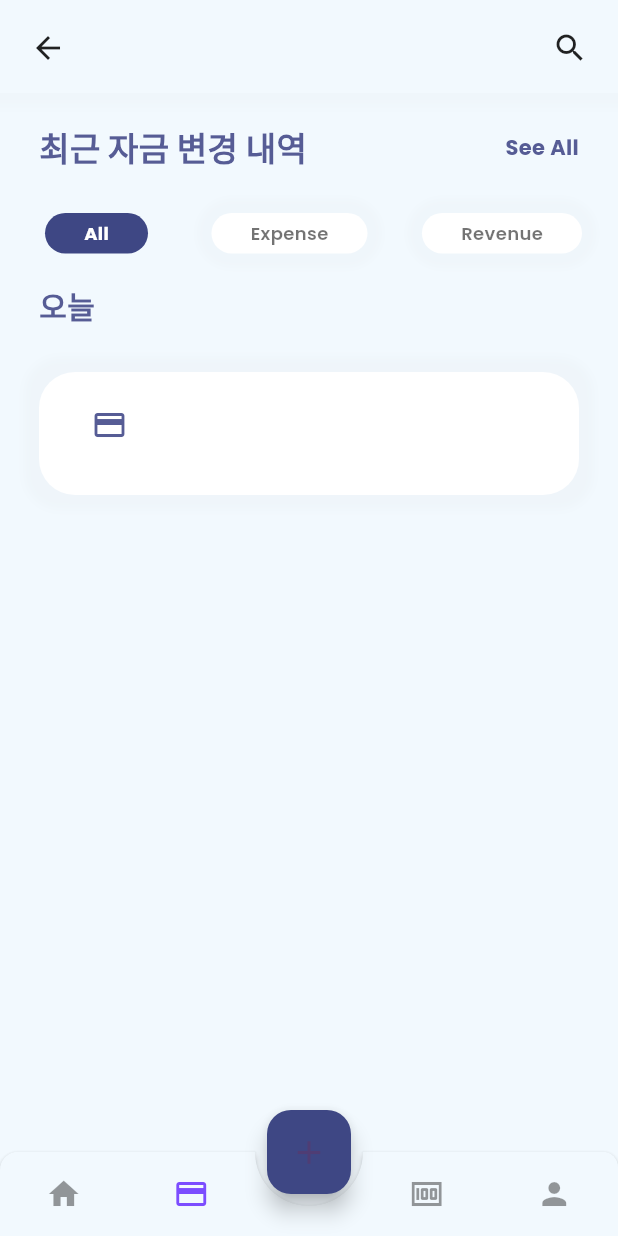
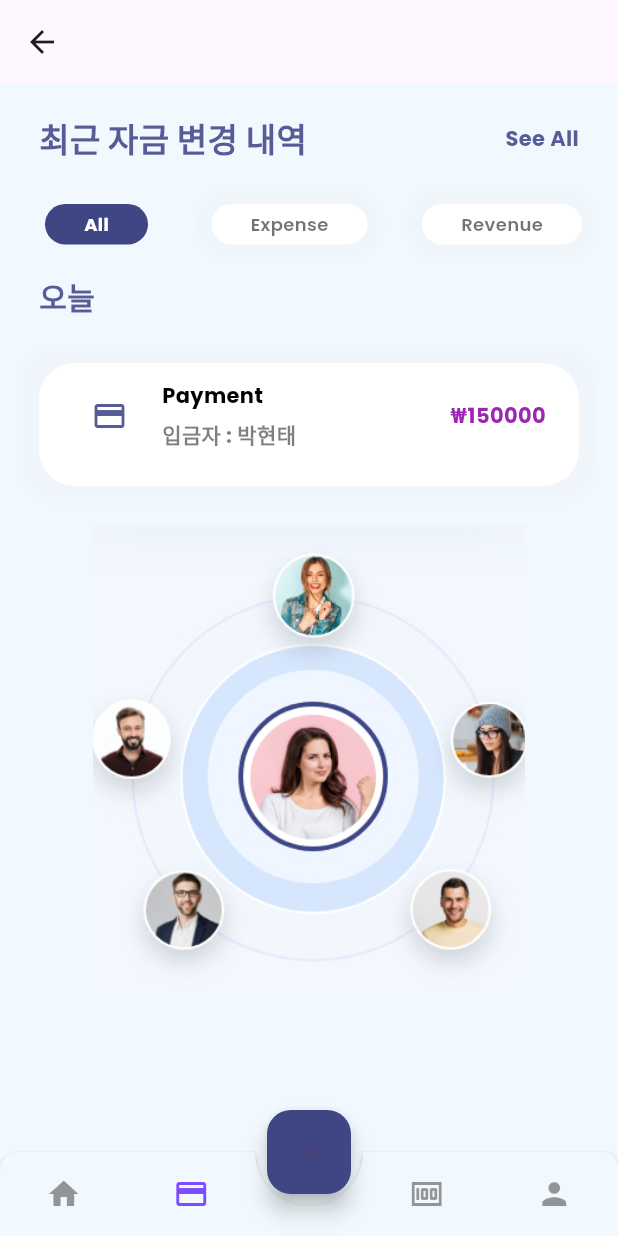
Before and after one commit to croppedeyebrow/flutter_finance_practice, a Flutter app: the HomeScreen screen opened directly, item 2 of the bottom bar chosen, on a phone screen of 412 x 824 dp. Run offline on Flutter 3.47's test engine with Material 3 defaults, Android fonts, the light colour scheme and no system bars; drawn by our look-alikes of animated_bottom_navigation_bar; our stand-ins replace google_fonts; missing offline and left inert: icon_badge.

Commit message:
클론 끝

```diff
--- a/lib/daily_screen.dart
+++ b/lib/daily_screen.dart
@@ -45,12 +45,12 @@ class _DailyScreenState extends State<DailyScreen> {
                   Column(
                     children: [
                       Container(
-                        height: 88,
-                        width: 88,
+                        height: 40,
+                        width: 40,
                         decoration: BoxDecoration(
                             shape: BoxShape.circle,
                             image: DecorationImage(
-                                image: AssetImage("assets/images/profile.jpg"),
+                                image: AssetImage("assets/images/logo.png"),
                                 fit: BoxFit.cover)),
                       ),
                       SizedBox(height: 20),
--- a/lib/home_screen.dart
+++ b/lib/home_screen.dart
@@ -2,6 +2,7 @@ import 'package:animated_bottom_navigation_bar/animated_bottom_navigation_bar.da
 import 'package:flutter/material.dart';
 import 'package:flutter_financeapp_ui_practice_1/colors.dart';
 import 'package:flutter_financeapp_ui_practice_1/daily_screen.dart';
+import 'package:flutter_financeapp_ui_practice_1/login_screen.dart';
 import 'package:flutter_financeapp_ui_practice_1/transaction_screen.dart';
 
 class HomeScreen extends StatefulWidget {
@@ -26,6 +27,25 @@ class _HomeScreenState extends State<HomeScreen> {
   Widget build(BuildContext context) {
     return Scaffold(
       backgroundColor: primary,
+      appBar: AppBar(
+        elevation: 0,
+        leading: Padding(
+          padding: const EdgeInsets.only(top: 4, left: 4, right: 4, bottom: 4),
+          child: Row(
+            children: [
+              IconButton(
+                icon: Icon(Icons.arrow_back),
+                onPressed: () {
+                  Navigator.push(
+                    context,
+                    MaterialPageRoute(builder: (context) => LoginScreen()),
+                  );
+                },
+              ),
+            ],
+          ),
+        ),
+      ),
       body: getBody(),
       bottomNavigationBar: getFooter(),
       floatingActionButton: SafeArea(
--- a/lib/login_screen.dart
+++ b/lib/login_screen.dart
@@ -34,7 +34,7 @@ class _LoginScreenState extends State<LoginScreen> {
             decoration: BoxDecoration(
                 shape: BoxShape.circle,
                 image: DecorationImage(
-                    image: AssetImage("assets/images/profile.jpg"),
+                    image: AssetImage("assets/images/money.jpg"),
                     fit: BoxFit.cover)),
           ),
           SizedBox(height: 112),
--- a/lib/transaction_screen.dart
+++ b/lib/transaction_screen.dart
@@ -1,5 +1,6 @@
 import 'package:flutter/material.dart';
 import 'package:flutter_financeapp_ui_practice_1/colors.dart';
+import 'package:flutter_financeapp_ui_practice_1/login_screen.dart';
 
 class TransactionScreen extends StatefulWidget {
   const TransactionScreen({super.key});
@@ -11,43 +12,15 @@ class TransactionScreen extends StatefulWidget {
 class _TransactionScreenState extends State<TransactionScreen> {
   @override
   Widget build(BuildContext context) {
-    return Scaffold(
-      backgroundColor: primary,
-      body: getBody(),
-    );
+    return Scaffold(backgroundColor: primary, body: getBody());
   }
 
   Widget getBody() {
+    var size = MediaQuery.of(context).size;
     return SafeArea(
         child: SingleChildScrollView(
       child: Column(
         children: [
-          Container(
-            decoration: BoxDecoration(
-              color: primary,
-              boxShadow: [
-                BoxShadow(
-                    color: grey.withOpacity(0.04),
-                    spreadRadius: 10,
-                    blurRadius: 4)
-              ],
-            ),
-            child: Padding(
-              padding:
-                  EdgeInsets.only(top: 20, left: 20, right: 20, bottom: 18),
-              child: Column(
-                children: [
-                  Row(
-                    mainAxisAlignment: MainAxisAlignment.spaceBetween,
-                    children: [
-                      Icon(Icons.arrow_back),
-                      Icon(Icons.search),
-                    ],
-                  )
-                ],
-              ),
-            ),
-          ),
           SizedBox(height: 20),
           Padding(
               padding: EdgeInsets.only(right: 26, left: 26, bottom: 22),
@@ -183,10 +156,70 @@ class _TransactionScreenState extends State<TransactionScreen> {
                                     color: mainFontColor,
                                   ),
                                 ),
-                              )
+                              ),
+                              SizedBox(width: 10),
+                              Expanded(
+                                  child: Container(
+                                width: (size.width - 90) * 0.7,
+                                child: Column(
+                                  mainAxisAlignment: MainAxisAlignment.center,
+                                  crossAxisAlignment: CrossAxisAlignment.start,
+                                  children: [
+                                    Text(
+                                      "Payment",
+                                      style: TextStyle(
+                                          fontSize: 14,
+                                          color: black,
+                                          fontWeight: FontWeight.bold),
+                                    ),
+                                    SizedBox(height: 6),
+                                    Text(
+                                      "입금자 : 박현태",
+                                      style: TextStyle(
+                                          fontSize: 14,
+                                          color: black.withOpacity(0.5),
+                                          fontWeight: FontWeight.bold),
+                                    )
+                                  ],
+                                ),
+                              )),
+                              Expanded(
+                                  child: Container(
+                                child: Row(
+                                  mainAxisAlignment: MainAxisAlignment.end,
+                                  children: [
+                                    Text(
+                                      "\₩150000",
+                                      style: TextStyle(
+                                          fontSize: 14,
+                                          fontWeight: FontWeight.bold,
+                                          color: Colors.purple),
+                                    )
+                                  ],
+                                ),
+                              ))
                             ],
                           )))),
             ],
+          ),
+          Padding(
+            padding: EdgeInsets.only(top: 20, bottom: 10, right: 20, left: 20),
+            child: Column(
+              children: [
+                Container(
+                    padding:
+                        EdgeInsets.only(left: 26, right: 26, top: 6, bottom: 6),
+                    margin: EdgeInsets.symmetric(horizontal: 16),
+                    child: Container(
+                      width: 310,
+                      height: 310,
+                      decoration: BoxDecoration(
+                          image: DecorationImage(
+                              image: AssetImage("assets/images/bg.jpg"),
+                              fit: BoxFit.cover)),
+                    ))
+              ],
+            ),
           )
         ],
       ),
```
Also changed, not shown: assets/images/logo.png (added), assets/images/money.jpg (added).
